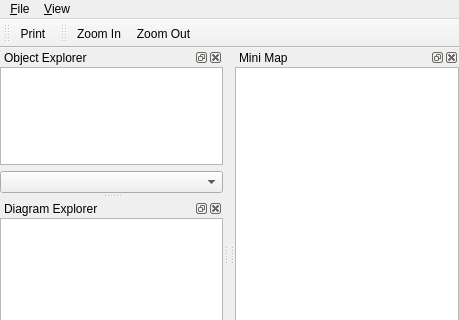
First picture: the form in branches/new-repo-experimenting/mainwindow/mainwindow.ui, repository qreal/qreal, before the edit; both pictures show x 0 to 459 and y 0 to 320 of the 459 by 482 pixel window.
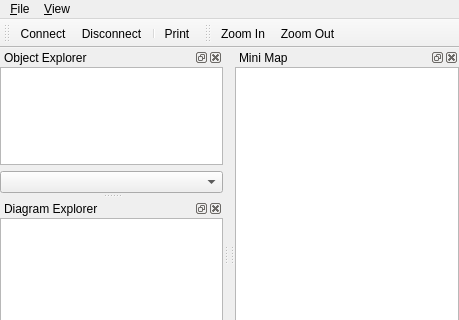
Second picture: the form after the edit. Icons and pictures are not drawn. Custom widgets are drawn as their Qt base class.

The edit to the form file:
```diff
--- a/branches/new-repo-experimenting/mainwindow/mainwindow.ui
+++ b/branches/new-repo-experimenting/mainwindow/mainwindow.ui
@@ -161,6 +161,9 @@
    <attribute name="toolBarBreak" >
     <bool>false</bool>
    </attribute>
+   <addaction name="actionConnect" />
+   <addaction name="actionDisconnect" />
+   <addaction name="separator" />
    <addaction name="actionPrint" />
   </widget>
   <widget class="QDockWidget" name="minimapDock" >
@@ -348,6 +351,14 @@
     <string>Export to SVG</string>
    </property>
   </action>
+  <action name="actionDisconnect" >
+   <property name="icon" >
+    <iconset resource="../static.qrc" >:/icons/designer_databrowser.png</iconset>
+   </property>
+   <property name="text" >
+    <string>&amp;Disconnect</string>
+   </property>
+  </action>
  </widget>
  <layoutdefault spacing="0" margin="0" />
  <customwidgets>
```
Left out of the diff: 4 changed lines with no effect on the pictures.
